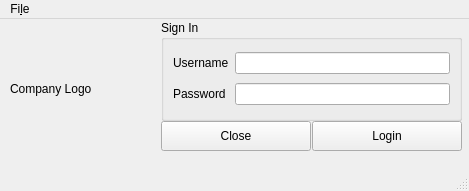
The window that CRMBaseModule/loginwindow.ui (torgcrm/TorgCRM-QtClient) describes before a commit, drawn with Qt 5.
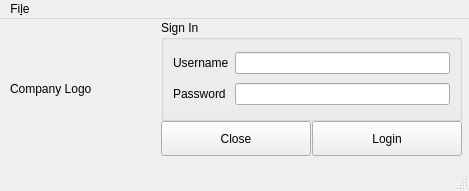
The same window after the commit. Icons and pictures are not drawn.

The edit to the form file:
```diff
--- a/CRMBaseModule/loginwindow.ui
+++ b/CRMBaseModule/loginwindow.ui
@@ -63,7 +63,7 @@
       <x>161</x>
       <y>102</y>
       <width>150</width>
-      <height>30</height>
+      <height>35</height>
      </rect>
     </property>
     <property name="text">
@@ -76,7 +76,7 @@
       <x>312</x>
       <y>102</y>
       <width>150</width>
-      <height>30</height>
+      <height>35</height>
      </rect>
     </property>
     <property name="text">
```
Left out of the diff: 2 changed lines with no effect on the pictures.
